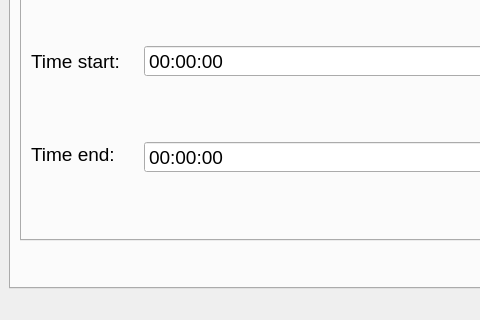
The window that ui/mainwindow.ui (tuminskiy/CarOperation) describes before a commit, drawn with Qt 5; both pictures show x 0 to 480 and y 280 to 600 of the 800 by 600 pixel window.
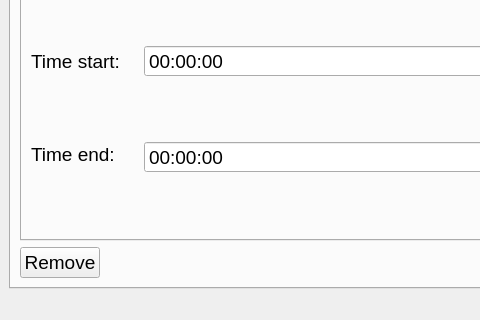
The same window after the commit. The open tabs and pages were chosen to show the change.

Patch:
```diff
--- a/ui/mainwindow.ui
+++ b/ui/mainwindow.ui
@@ -1013,6 +1013,18 @@
         </item>
         <item>
          <layout class="QHBoxLayout" name="hl_change">
+          <item>
+           <widget class="QPushButton" name="bRemove">
+            <property name="font">
+             <font>
+              <pointsize>14</pointsize>
+             </font>
+            </property>
+            <property name="text">
+             <string>Remove</string>
+            </property>
+           </widget>
+          </item>
           <item>
            <spacer name="hs_change">
             <property name="orientation">
```
